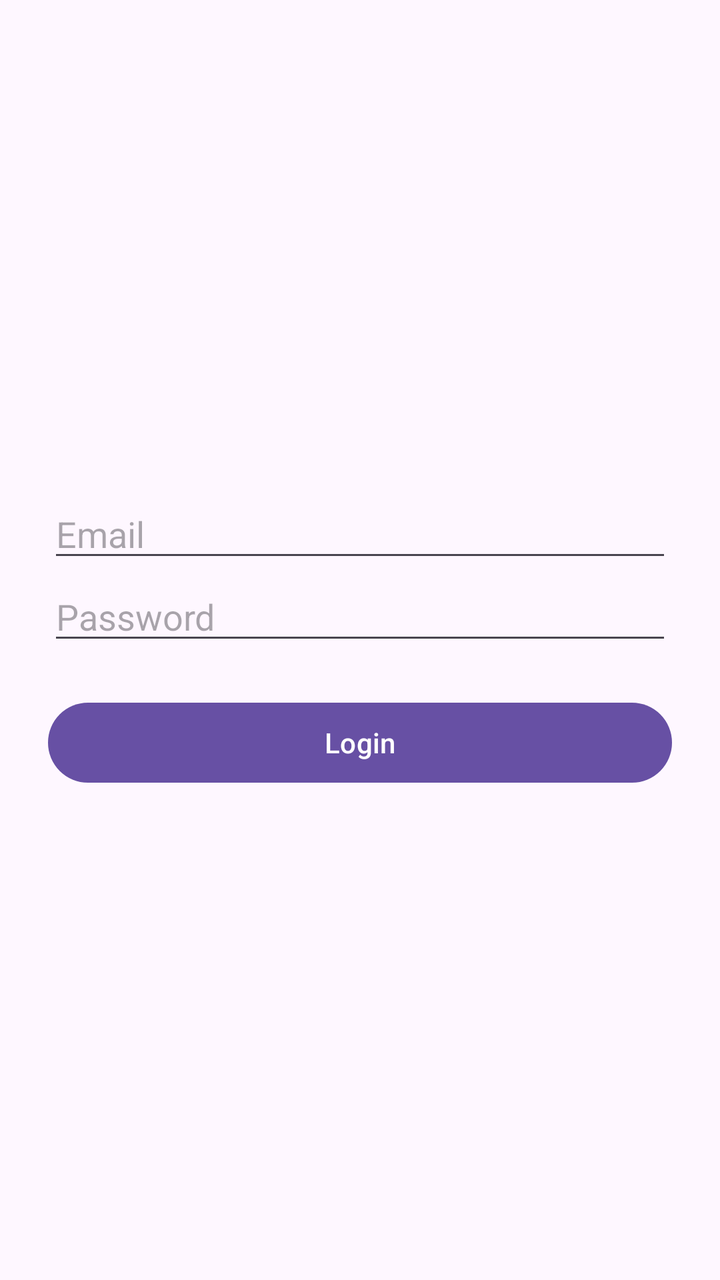
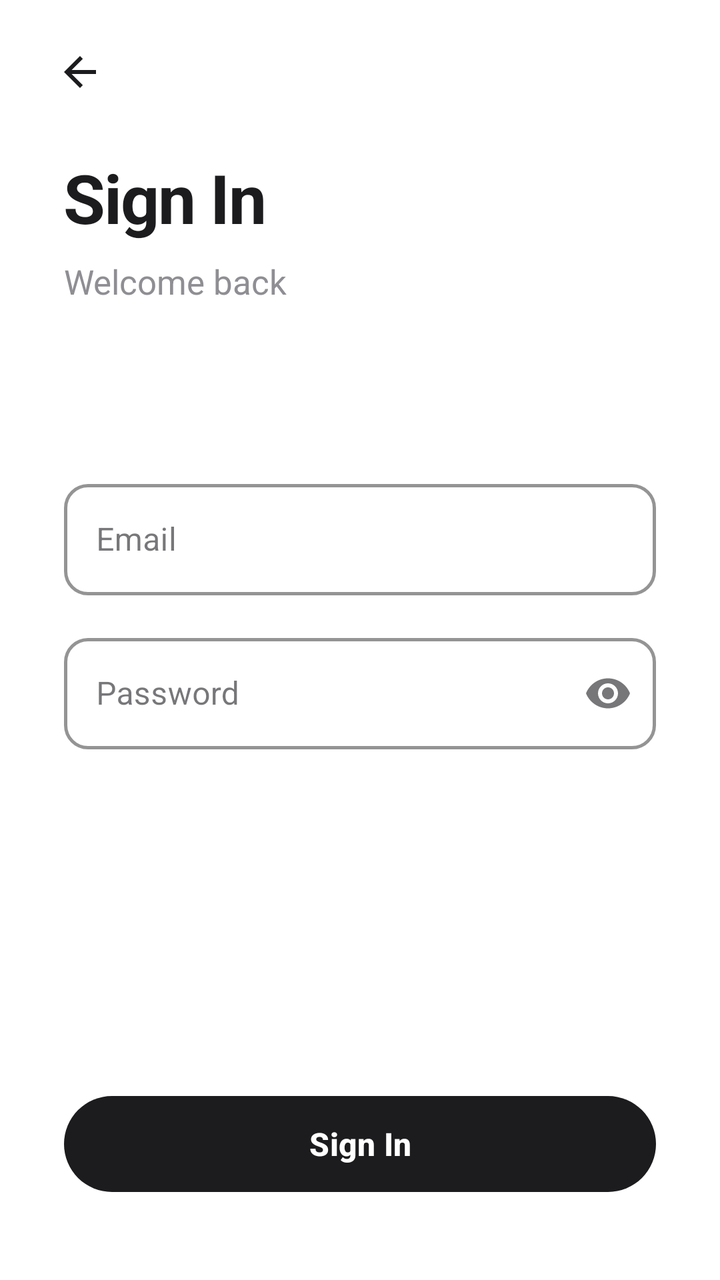

Before-and-after screenshots of an Android layout around one commit, followed by the original layout XML and the change that was made.
<!-- AndroidManifest.xml: application theme Theme.Mealio -->
<!-- res/layout/activity_login.xml -->
<LinearLayout xmlns:android="http://schemas.android.com/apk/res/android"
    android:layout_width="match_parent"
    android:layout_height="match_parent"
    android:orientation="vertical"
    android:padding="24dp"
    android:gravity="center">

    <EditText
        android:id="@+id/email"
        android:layout_width="match_parent"
        android:layout_height="wrap_content"
        android:hint="Email"
        android:inputType="textEmailAddress"
        />

    <EditText
        android:id="@+id/password"
        android:layout_width="match_parent"
        android:layout_height="wrap_content"
        android:hint="Password"
        android:inputType="textPassword"
        />

    <Button
        android:id="@+id/login"
        android:layout_width="match_parent"
        android:layout_height="wrap_content"
        android:text="Login"
        android:layout_marginTop="20dp"
        />

</LinearLayout>
<!-- resources referenced by this layout -->
<resources>
  <style name="Theme.Mealio" parent="Base.Theme.Mealio" />
  <style name="Base.Theme.Mealio" parent="Theme.Material3.DayNight.NoActionBar">
          
          
      </style>
</resources>

<!-- the commit's change to res/layout/activity_login.xml (unified diff, before → after) -->
@@ -1,32 +1,122 @@
+<?xml version="1.0" encoding="utf-8"?>
 <LinearLayout xmlns:android="http://schemas.android.com/apk/res/android"
+    xmlns:app="http://schemas.android.com/apk/res-auto"
     android:layout_width="match_parent"
     android:layout_height="match_parent"
     android:orientation="vertical"
-    android:padding="24dp"
-    android:gravity="center">
+    android:background="#FFFFFF">
 
-    <EditText
-        android:id="@+id/email"
+    <ImageButton
+        android:id="@+id/back"
+        android:layout_width="48dp"
+        android:layout_height="48dp"
+        android:layout_marginTop="12dp"
+        android:layout_marginStart="16dp"
+        android:src="@drawable/ic_arrow_back"
+        app:tint="#1C1C1E"
+        android:background="?attr/selectableItemBackgroundBorderless"
+        android:contentDescription="Back" />
+
+    <LinearLayout
         android:layout_width="match_parent"
-        android:layout_height="wrap_content"
-        android:hint="Email"
-        android:inputType="textEmailAddress"
-        />
+        android:layout_height="0dp"
+        android:layout_weight="1"
+        android:orientation="vertical"
+        android:paddingStart="32dp"
+        android:paddingEnd="32dp">
 
-    <EditText
-        android:id="@+id/password"
-        android:layout_width="match_parent"
-        android:layout_height="wrap_content"
-        android:hint="Password"
-        android:inputType="textPassword"
-        />
+        <TextView
+            android:layout_width="wrap_content"
+            android:layout_height="wrap_content"
+            android:layout_marginTop="16dp"
+            android:text="Sign In"
+            android:textSize="34sp"
+            android:textStyle="bold"
+            android:textColor="#1C1C1E"
+            android:letterSpacing="-0.02" />
 
-    <Button
-        android:id="@+id/login"
-        android:layout_width="match_parent"
-        android:layout_height="wrap_content"
-        android:text="Login"
-        android:layout_marginTop="20dp"
-        />
+        <TextView
+            android:layout_width="wrap_content"
+            android:layout_height="wrap_content"
+            android:layout_marginTop="8dp"
+            android:text="Welcome back"
+            android:textSize="17sp"
+            android:textColor="#8E8E93" />
+
+        <View
+            android:layout_width="match_parent"
+            android:layout_height="0dp"
+            android:layout_weight="1" />
+
+        <com.google.android.material.textfield.TextInputLayout
+            android:id="@+id/emailLayout"
+            style="@style/Widget.MaterialComponents.TextInputLayout.OutlinedBox"
+            android:layout_width="match_parent"
+            android:layout_height="wrap_content"
+            android:hint="Email"
+            app:boxCornerRadiusTopStart="12dp"
+            app:boxCornerRadiusTopEnd="12dp"
+            app:boxCornerRadiusBottomStart="12dp"
+            app:boxCornerRadiusBottomEnd="12dp"
+            app:boxStrokeColor="#E5E5EA"
+            app:boxStrokeWidth="1.5dp"
+            app:hintTextColor="#8E8E93">
+
+            <com.google.android.material.textfield.TextInputEditText
+                android:id="@+id/email"
+                android:layout_width="match_parent"
+                android:layout_height="wrap_content"
+                android:inputType="textEmailAddress"
+                android:textColor="#1C1C1E"
+                android:textSize="16sp" />
+        </com.google.android.material.textfield.TextInputLayout>
+
+        <com.google.android.material.textfield.TextInputLayout
+            android:id="@+id/passwordLayout"
+            style="@style/Widget.MaterialComponents.TextInputLayout.OutlinedBox"
+            android:layout_width="match_parent"
+            android:layout_height="wrap_content"
+            android:layout_marginTop="16dp"
+            android:hint="Password"
+            app:boxCornerRadiusTopStart="12dp"
+            app:boxCornerRadiusTopEnd="12dp"
+            app:boxCornerRadiusBottomStart="12dp"
+            app:boxCornerRadiusBottomEnd="12dp"
+            app:boxStrokeColor="#E5E5EA"
+            app:boxStrokeWidth="1.5dp"
+            app:hintTextColor="#8E8E93"
+            app:endIconMode="password_toggle">
+
+            <com.google.android.material.textfield.TextInputEditText
+                android:id="@+id/password"
+                android:layout_width="match_parent"
+                android:layout_height="wrap_content"
+                android:inputType="textPassword"
+                android:textColor="#1C1C1E"
+                android:textSize="16sp" />
+        </com.google.android.material.textfield.TextInputLayout>
+
+        <View
+            android:layout_width="match_parent"
+            android:layout_height="0dp"
+            android:layout_weight="2" />
+
+        <com.google.android.material.button.MaterialButton
+            android:id="@+id/login"
+            android:layout_width="match_parent"
+            android:layout_height="56dp"
+            android:text="Sign In"
+            android:textSize="16sp"
+            android:textStyle="bold"
+            android:textColor="#FFFFFF"
+            app:backgroundTint="#1C1C1E"
+            app:cornerRadius="28dp"
+            app:elevation="0dp" />
+
+        <View
+            android:layout_width="match_parent"
+            android:layout_height="40dp" />
+
+    </LinearLayout>
 
 </LinearLayout>
<!-- resource entries referenced after the edit -->
@@ -1,5 +1,16 @@
 <!-- resources referenced by this layout -->
 <resources>
+  <!-- drawable ic_arrow_back (drawable) -->
+  <vector xmlns:android="http://schemas.android.com/apk/res/android"
+      android:width="24dp"
+      android:height="24dp"
+      android:viewportWidth="24"
+      android:viewportHeight="24"
+      android:tint="#1C1C1E">
+    <path
+        android:fillColor="@android:color/white"
+        android:pathData="M20,11H7.83l5.59,-5.59L12,4l-8,8 8,8 1.41,-1.41L7.83,13H20v-2z"/>
+  </vector>
   <style name="Theme.Mealio" parent="Base.Theme.Mealio" />
   <style name="Base.Theme.Mealio" parent="Theme.Material3.DayNight.NoActionBar">
           
